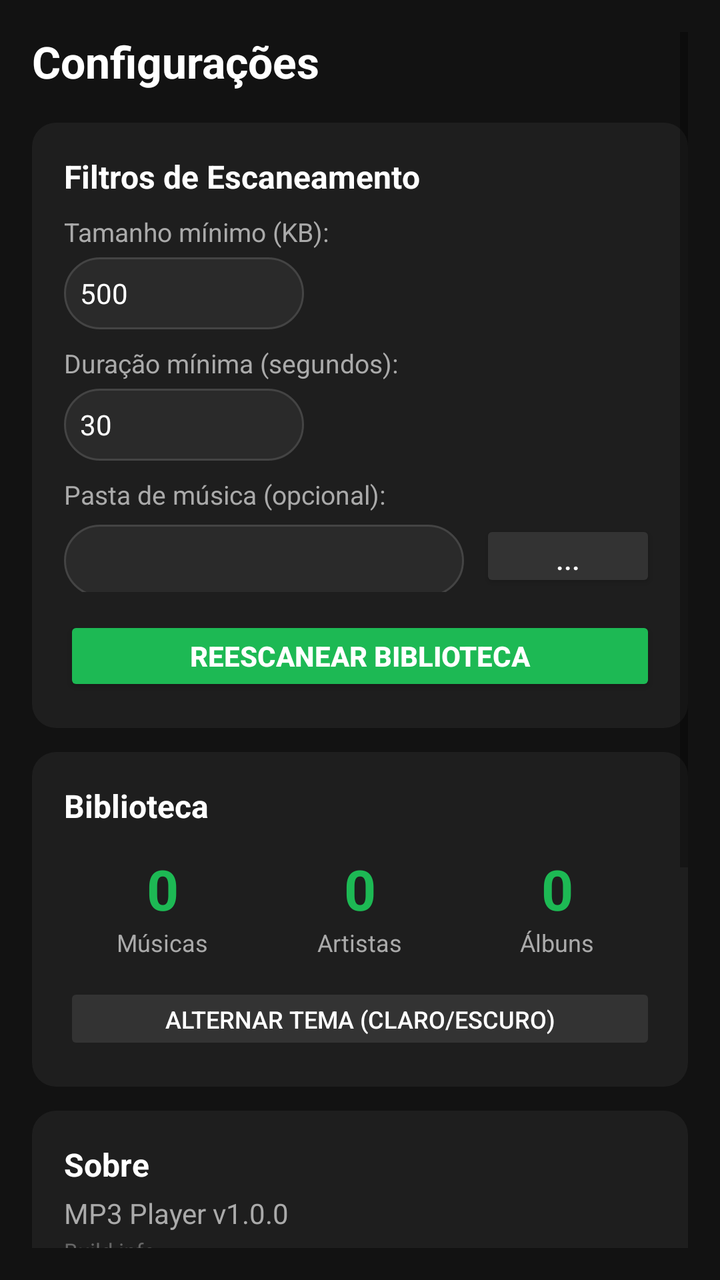
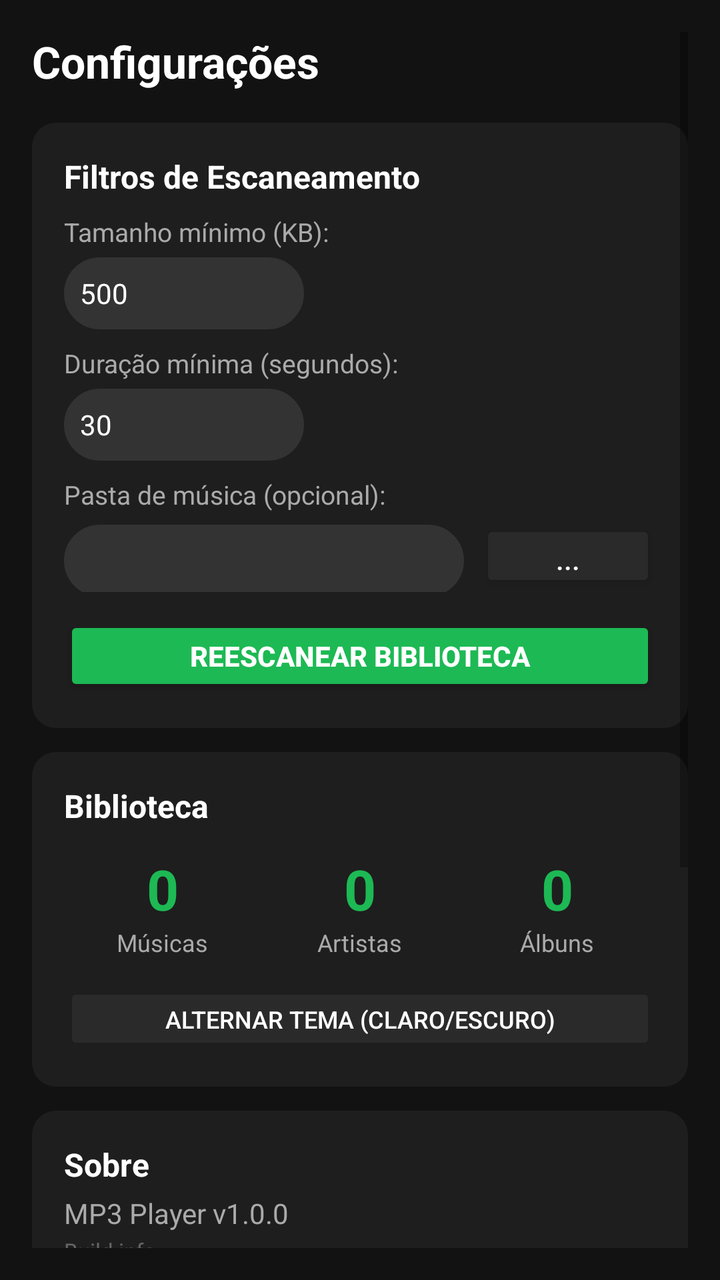

Two renders of the same Android screen: before a commit and after it. Below are the layout's source before the change and the commit's diff.
<!-- AndroidManifest.xml: application theme Theme.Mp3Player -->
<!-- res/layout/fragment_settings.xml -->
<?xml version="1.0" encoding="utf-8"?>
<ScrollView xmlns:android="http://schemas.android.com/apk/res/android"
    android:layout_width="match_parent"
    android:layout_height="match_parent"
    android:background="#121212"
    android:padding="16dp">

    <LinearLayout
        android:layout_width="match_parent"
        android:layout_height="wrap_content"
        android:orientation="vertical">

        <TextView
            android:layout_width="wrap_content"
            android:layout_height="wrap_content"
            android:text="Configurações"
            android:textColor="#FFFFFF"
            android:textSize="22sp"
            android:textStyle="bold"
            android:layout_marginBottom="16dp" />

        <LinearLayout
            android:id="@+id/card_filters"
            android:layout_width="match_parent"
            android:layout_height="wrap_content"
            android:background="@drawable/card_bg"
            android:padding="16dp"
            android:orientation="vertical">

                <TextView
                    android:layout_width="wrap_content"
                    android:layout_height="wrap_content"
                    android:text="Filtros de Escaneamento"
                    android:textColor="#FFFFFF"
                    android:textSize="16sp"
                    android:textStyle="bold" />

                <TextView
                    android:layout_width="wrap_content"
                    android:layout_height="wrap_content"
                    android:layout_marginTop="8dp"
                    android:text="Tamanho mínimo (KB):"
                    android:textColor="#AAAAAA"
                    android:textSize="13sp" />

                <EditText
                    android:id="@+id/et_min_size"
                    android:layout_width="120dp"
                    android:layout_height="36dp"
                    android:layout_marginTop="4dp"
                    android:background="@drawable/search_bg"
                    android:inputType="number"
                    android:paddingHorizontal="8dp"
                    android:text="500"
                    android:textColor="#FFFFFF"
                    android:textSize="14sp" />

                <TextView
                    android:layout_width="wrap_content"
                    android:layout_height="wrap_content"
                    android:layout_marginTop="8dp"
                    android:text="Duração mínima (segundos):"
                    android:textColor="#AAAAAA"
                    android:textSize="13sp" />

                <EditText
                    android:id="@+id/et_min_duration"
                    android:layout_width="120dp"
                    android:layout_height="36dp"
                    android:layout_marginTop="4dp"
                    android:background="@drawable/search_bg"
                    android:inputType="number"
                    android:paddingHorizontal="8dp"
                    android:text="30"
                    android:textColor="#FFFFFF"
                    android:textSize="14sp" />

                <TextView
                    android:layout_width="wrap_content"
                    android:layout_height="wrap_content"
                    android:layout_marginTop="8dp"
                    android:text="Pasta de música (opcional):"
                    android:textColor="#AAAAAA"
                    android:textSize="13sp" />

                <LinearLayout
                    android:layout_width="match_parent"
                    android:layout_height="wrap_content"
                    android:layout_marginTop="4dp"
                    android:orientation="horizontal">

                    <EditText
                        android:id="@+id/et_folder_path"
                        android:layout_width="0dp"
                        android:layout_height="36dp"
                        android:layout_weight="1"
                        android:background="@drawable/search_bg"
                        android:paddingHorizontal="8dp"
                        android:text=""
                        android:textColor="#FFFFFF"
                        android:textSize="12sp"
                        android:lines="1" />

                    <Button
                        android:id="@+id/btn_browse_folder"
                        android:layout_width="wrap_content"
                        android:layout_height="36dp"
                        android:layout_marginStart="8dp"
                        android:text="..."
                        android:backgroundTint="#333333"
                        android:textColor="#FFFFFF" />
                </LinearLayout>

                <Button
                    android:id="@+id/btn_rescan"
                    android:layout_width="match_parent"
                    android:layout_height="40dp"
                    android:layout_marginTop="12dp"
                    android:text="Reescanear Biblioteca"
                    android:backgroundTint="#1DB954"
                    android:textColor="#FFFFFF"
                    android:textStyle="bold" />

        </LinearLayout>

        <LinearLayout
            android:id="@+id/card_library"
            android:layout_width="match_parent"
            android:layout_height="wrap_content"
            android:layout_marginTop="12dp"
            android:background="@drawable/card_bg"
            android:padding="16dp"
            android:clickable="true"
            android:focusable="true"
            android:orientation="vertical">

                <TextView
                    android:layout_width="wrap_content"
                    android:layout_height="wrap_content"
                    android:text="Biblioteca"
                    android:textColor="#FFFFFF"
                    android:textSize="16sp"
                    android:textStyle="bold" />

                <LinearLayout
                    android:layout_width="match_parent"
                    android:layout_height="wrap_content"
                    android:layout_marginTop="12dp"
                    android:orientation="horizontal">

                    <LinearLayout
                        android:layout_width="0dp"
                        android:layout_height="wrap_content"
                        android:layout_weight="1"
                        android:orientation="vertical"
                        android:gravity="center">

                        <TextView
                            android:id="@+id/tv_stat_songs"
                            android:layout_width="wrap_content"
                            android:layout_height="wrap_content"
                            android:text="0"
                            android:textColor="#1DB954"
                            android:textSize="28sp"
                            android:textStyle="bold" />

                        <TextView
                            android:layout_width="wrap_content"
                            android:layout_height="wrap_content"
                            android:text="Músicas"
                            android:textColor="#AAAAAA"
                            android:textSize="12sp" />
                    </LinearLayout>

                    <LinearLayout
                        android:layout_width="0dp"
                        android:layout_height="wrap_content"
                        android:layout_weight="1"
                        android:orientation="vertical"
                        android:gravity="center">

                        <TextView
                            android:id="@+id/tv_stat_artists"
                            android:layout_width="wrap_content"
                            android:layout_height="wrap_content"
                            android:text="0"
                            android:textColor="#1DB954"
                            android:textSize="28sp"
                            android:textStyle="bold" />

                        <TextView
                            android:layout_width="wrap_content"
                            android:layout_height="wrap_content"
                            android:text="Artistas"
                            android:textColor="#AAAAAA"
                            android:textSize="12sp" />
                    </LinearLayout>

                    <LinearLayout
                        android:layout_width="0dp"
                        android:layout_height="wrap_content"
                        android:layout_weight="1"
                        android:orientation="vertical"
                        android:gravity="center">

                        <TextView
                            android:id="@+id/tv_stat_albums"
                            android:layout_width="wrap_content"
                            android:layout_height="wrap_content"
                            android:text="0"
                            android:textColor="#1DB954"
                            android:textSize="28sp"
                            android:textStyle="bold" />

                        <TextView
                            android:layout_width="wrap_content"
                            android:layout_height="wrap_content"
                            android:text="Álbuns"
                            android:textColor="#AAAAAA"
                            android:textSize="12sp" />
                    </LinearLayout>

                </LinearLayout>

                <Button
                    android:id="@+id/btn_toggle_theme"
                    android:layout_width="match_parent"
                    android:layout_height="36dp"
                    android:layout_marginTop="12dp"
                    android:text="Alternar Tema (Claro/Escuro)"
                    android:backgroundTint="#333333"
                    android:textColor="#FFFFFF"
                    android:textSize="12sp"
                    android:stateListAnimator="@null" />

        </LinearLayout>

        <LinearLayout
            android:id="@+id/card_about"
            android:layout_width="match_parent"
            android:layout_height="wrap_content"
            android:layout_marginTop="12dp"
            android:background="@drawable/card_bg"
            android:padding="16dp"
            android:clickable="true"
            android:focusable="true"
            android:orientation="vertical">

                <TextView
                    android:layout_width="wrap_content"
                    android:layout_height="wrap_content"
                    android:text="Sobre"
                    android:textColor="#FFFFFF"
                    android:textSize="16sp"
                    android:textStyle="bold" />

                <TextView
                    android:id="@+id/tv_version_name"
                    android:layout_width="wrap_content"
                    android:layout_height="wrap_content"
                    android:layout_marginTop="4dp"
                    android:text="MP3 Player v1.0.0"
                    android:textColor="#AAAAAA"
                    android:textSize="14sp" />

                <TextView
                    android:id="@+id/tv_build_info"
                    android:layout_width="wrap_content"
                    android:layout_height="wrap_content"
                    android:layout_marginTop="2dp"
                    android:text="Build info"
                    android:textColor="#666666"
                    android:textSize="11sp" />

                <TextView
                    android:layout_width="wrap_content"
                    android:layout_height="wrap_content"
                    android:layout_marginTop="8dp"
                    android:text="Toque para abrir configurações do app"
                    android:textColor="#555555"
                    android:textSize="12sp" />

        </LinearLayout>

        <LinearLayout
            android:layout_width="match_parent"
            android:layout_height="wrap_content"
            android:layout_marginTop="12dp"
            android:background="@drawable/card_bg"
            android:padding="16dp"
            android:orientation="vertical">

                <TextView
                    android:layout_width="wrap_content"
                    android:layout_height="wrap_content"
                    android:text="Permissões"
                    android:textColor="#FFFFFF"
                    android:textSize="16sp"
                    android:textStyle="bold" />

                <TextView
                    android:id="@+id/tv_permission_status"
                    android:layout_width="wrap_content"
                    android:layout_height="wrap_content"
                    android:layout_marginTop="8dp"
                    android:text="..."
                    android:textSize="14sp"
                    android:textStyle="bold" />

                <TextView
                    android:layout_width="wrap_content"
                    android:layout_height="wrap_content"
                    android:layout_marginTop="8dp"
                    android:text="• Acesso a arquivos de áudio (MediaStore)"
                    android:textColor="#AAAAAA"
                    android:textSize="13sp" />
                <TextView
                    android:layout_width="wrap_content"
                    android:layout_height="wrap_content"
                    android:text="• Gerenciar todos os arquivos (Android 11+)"
                    android:textColor="#AAAAAA"
                    android:textSize="13sp" />
                <TextView
                    android:layout_width="wrap_content"
                    android:layout_height="wrap_content"
                    android:text="• Notificações (controle de reprodução)"
                    android:textColor="#AAAAAA"
                    android:textSize="13sp" />
                <TextView
                    android:layout_width="wrap_content"
                    android:layout_height="wrap_content"
                    android:text="• Serviço em foreground"
                    android:textColor="#AAAAAA"
                    android:textSize="13sp" />

            </LinearLayout>

        <LinearLayout
            android:layout_width="match_parent"
            android:layout_height="wrap_content"
            android:layout_marginTop="12dp"
            android:background="@drawable/card_bg"
            android:padding="16dp"
            android:orientation="vertical">

                <TextView
                    android:layout_width="wrap_content"
                    android:layout_height="wrap_content"
                    android:text="Dispositivo"
                    android:textColor="#FFFFFF"
                    android:textSize="16sp"
                    android:textStyle="bold" />

                <TextView
                    android:id="@+id/tv_device_info"
                    android:layout_width="wrap_content"
                    android:layout_height="wrap_content"
                    android:layout_marginTop="4dp"
                    android:textColor="#AAAAAA"
                    android:textSize="13sp" />

        </LinearLayout>

    </LinearLayout>

</ScrollView>
<!-- resources referenced by this layout -->
<resources>
  <!-- drawable card_bg (drawable) -->
  <?xml version="1.0" encoding="utf-8"?>
  <shape xmlns:android="http://schemas.android.com/apk/res/android">
      <solid android:color="#1E1E1E" />
      <corners android:radius="12dp" />
  </shape>
  <!-- drawable search_bg (drawable) -->
  <?xml version="1.0" encoding="utf-8"?>
  <shape xmlns:android="http://schemas.android.com/apk/res/android">
      <solid android:color="#2A2A2A" />
      <corners android:radius="20dp" />
      <stroke
          android:width="1dp"
          android:color="#444444" />
  </shape>
  <style name="Theme.Mp3Player" parent="Theme.AppCompat.DayNight.NoActionBar">
          <item name="colorPrimary">@color/primary</item>
          <item name="colorPrimaryDark">@color/background</item>
          <item name="colorAccent">@color/primary</item>
          <item name="android:statusBarColor">@color/background</item>
          <item name="android:navigationBarColor">@color/background</item>
      </style>
  <color name="primary">#1DB954</color>
  <color name="background">#121212</color>
</resources>

<!-- the commit's change to res/layout/fragment_settings.xml (unified diff, before → after) -->
@@ -2,7 +2,7 @@
 <ScrollView xmlns:android="http://schemas.android.com/apk/res/android"
     android:layout_width="match_parent"
     android:layout_height="match_parent"
-    android:background="#121212"
+    android:background="?attr/themeBackground"
     android:padding="16dp">
 
     <LinearLayout
@@ -14,7 +14,7 @@
             android:layout_width="wrap_content"
             android:layout_height="wrap_content"
             android:text="Configurações"
-            android:textColor="#FFFFFF"
+            android:textColor="?attr/themeTextPrimary"
             android:textSize="22sp"
             android:textStyle="bold"
             android:layout_marginBottom="16dp" />
@@ -31,7 +31,7 @@
                     android:layout_width="wrap_content"
                     android:layout_height="wrap_content"
                     android:text="Filtros de Escaneamento"
-                    android:textColor="#FFFFFF"
+                    android:textColor="?attr/themeTextPrimary"
                     android:textSize="16sp"
                     android:textStyle="bold" />
 
@@ -40,7 +40,7 @@
                     android:layout_height="wrap_content"
                     android:layout_marginTop="8dp"
                     android:text="Tamanho mínimo (KB):"
-                    android:textColor="#AAAAAA"
+                    android:textColor="?attr/themeTextSecondary"
                     android:textSize="13sp" />
 
                 <EditText
@@ -52,7 +52,7 @@
                     android:inputType="number"
                     android:paddingHorizontal="8dp"
                     android:text="500"
-                    android:textColor="#FFFFFF"
+                    android:textColor="?attr/themeTextPrimary"
                     android:textSize="14sp" />
 
                 <TextView
@@ -60,7 +60,7 @@
                     android:layout_height="wrap_content"
                     android:layout_marginTop="8dp"
                     android:text="Duração mínima (segundos):"
-                    android:textColor="#AAAAAA"
+                    android:textColor="?attr/themeTextSecondary"
                     android:textSize="13sp" />
 
                 <EditText
@@ -72,7 +72,7 @@
                     android:inputType="number"
                     android:paddingHorizontal="8dp"
                     android:text="30"
-                    android:textColor="#FFFFFF"
+                    android:textColor="?attr/themeTextPrimary"
                     android:textSize="14sp" />
 
                 <TextView
@@ -80,7 +80,7 @@
                     android:layout_height="wrap_content"
                     android:layout_marginTop="8dp"
                     android:text="Pasta de música (opcional):"
-                    android:textColor="#AAAAAA"
+                    android:textColor="?attr/themeTextSecondary"
                     android:textSize="13sp" />
 
                 <LinearLayout
@@ -97,7 +97,7 @@
                         android:background="@drawable/search_bg"
                         android:paddingHorizontal="8dp"
                         android:text=""
-                        android:textColor="#FFFFFF"
+                        android:textColor="?attr/themeTextPrimary"
                         android:textSize="12sp"
                         android:lines="1" />
 
@@ -107,8 +107,8 @@
                         android:layout_height="36dp"
                         android:layout_marginStart="8dp"
                         android:text="..."
-                        android:backgroundTint="#333333"
-                        android:textColor="#FFFFFF" />
+                        android:backgroundTint="?attr/themeSurface2"
+                        android:textColor="?attr/themeTextPrimary" />
                 </LinearLayout>
 
                 <Button
@@ -117,8 +117,8 @@
                     android:layout_height="40dp"
                     android:layout_marginTop="12dp"
                     android:text="Reescanear Biblioteca"
-                    android:backgroundTint="#1DB954"
-                    android:textColor="#FFFFFF"
+                    android:backgroundTint="@color/primary"
+                    android:textColor="@color/onPrimary"
                     android:textStyle="bold" />
 
         </LinearLayout>
@@ -138,7 +138,7 @@
                     android:layout_width="wrap_content"
                     android:layout_height="wrap_content"
                     android:text="Biblioteca"
-                    android:textColor="#FFFFFF"
+                    android:textColor="?attr/themeTextPrimary"
                     android:textSize="16sp"
                     android:textStyle="bold" />
 
@@ -168,7 +168,7 @@
                             android:layout_width="wrap_content"
                             android:layout_height="wrap_content"
                             android:text="Músicas"
-                            android:textColor="#AAAAAA"
+                            android:textColor="?attr/themeTextSecondary"
                             android:textSize="12sp" />
                     </LinearLayout>
 
@@ -192,7 +192,7 @@
                             android:layout_width="wrap_content"
                             android:layout_height="wrap_content"
                             android:text="Artistas"
-                            android:textColor="#AAAAAA"
+                            android:textColor="?attr/themeTextSecondary"
                             android:textSize="12sp" />
                     </LinearLayout>
 
@@ -216,7 +216,7 @@
                             android:layout_width="wrap_content"
                             android:layout_height="wrap_content"
                             android:text="Álbuns"
-                            android:textColor="#AAAAAA"
+                            android:textColor="?attr/themeTextSecondary"
                             android:textSize="12sp" />
                     </LinearLayout>
 
@@ -228,8 +228,8 @@
                     android:layout_height="36dp"
                     android:layout_marginTop="12dp"
                     android:text="Alternar Tema (Claro/Escuro)"
-                    android:backgroundTint="#333333"
-                    android:textColor="#FFFFFF"
+                    android:backgroundTint="?attr/themeSurface2"
+                    android:textColor="?attr/themeTextPrimary"
                     android:textSize="12sp"
                     android:stateListAnimator="@null" />
 
@@ -250,7 +250,7 @@
                     android:layout_width="wrap_content"
                     android:layout_height="wrap_content"
                     android:text="Sobre"
-                    android:textColor="#FFFFFF"
+                    android:textColor="?attr/themeTextPrimary"
                     android:textSize="16sp"
                     android:textStyle="bold" />
 
@@ -260,7 +260,7 @@
                     android:layout_height="wrap_content"
                     android:layout_marginTop="4dp"
                     android:text="MP3 Player v1.0.0"
-                    android:textColor="#AAAAAA"
+                    android:textColor="?attr/themeTextSecondary"
                     android:textSize="14sp" />
 
                 <TextView
@@ -269,7 +269,7 @@
                     android:layout_height="wrap_content"
                     android:layout_marginTop="2dp"
                     android:text="Build info"
-                    android:textColor="#666666"
+                        android:textColor="?attr/themeTextTertiary"
                     android:textSize="11sp" />
 
                 <TextView
@@ -277,7 +277,7 @@
                     android:layout_height="wrap_content"
                     android:layout_marginTop="8dp"
                     android:text="Toque para abrir configurações do app"
-                    android:textColor="#555555"
+                        android:textColor="?attr/themeHint"
                     android:textSize="12sp" />
 
         </LinearLayout>
@@ -294,7 +294,7 @@
                     android:layout_width="wrap_content"
                     android:layout_height="wrap_content"
                     android:text="Permissões"
-                    android:textColor="#FFFFFF"
+                    android:textColor="?attr/themeTextPrimary"
                     android:textSize="16sp"
                     android:textStyle="bold" />
 
@@ -312,25 +312,25 @@
                     android:layout_height="wrap_content"
                     android:layout_marginTop="8dp"
                     android:text="• Acesso a arquivos de áudio (MediaStore)"
-                    android:textColor="#AAAAAA"
+                    android:textColor="?attr/themeTextSecondary"
                     android:textSize="13sp" />
                 <TextView
                     android:layout_width="wrap_content"
                     android:layout_height="wrap_content"
                     android:text="• Gerenciar todos os arquivos (Android 11+)"
-                    android:textColor="#AAAAAA"
+                    android:textColor="?attr/themeTextSecondary"
                     android:textSize="13sp" />
                 <TextView
                     android:layout_width="wrap_content"
                     android:layout_height="wrap_content"
                     android:text="• Notificações (controle de reprodução)"
-                    android:textColor="#AAAAAA"
+                    android:textColor="?attr/themeTextSecondary"
                     android:textSize="13sp" />
                 <TextView
                     android:layout_width="wrap_content"
                     android:layout_height="wrap_content"
                     android:text="• Serviço em foreground"
-                    android:textColor="#AAAAAA"
+                    android:textColor="?attr/themeTextSecondary"
                     android:textSize="13sp" />
 
             </LinearLayout>
@@ -347,7 +347,7 @@
                     android:layout_width="wrap_content"
                     android:layout_height="wrap_content"
                     android:text="Dispositivo"
-                    android:textColor="#FFFFFF"
+                    android:textColor="?attr/themeTextPrimary"
                     android:textSize="16sp"
                     android:textStyle="bold" />
 
@@ -356,7 +356,7 @@
                     android:layout_width="wrap_content"
                     android:layout_height="wrap_content"
                     android:layout_marginTop="4dp"
-                    android:textColor="#AAAAAA"
+                    android:textColor="?attr/themeTextSecondary"
                     android:textSize="13sp" />
 
         </LinearLayout>
<!-- resource entries referenced after the edit -->
@@ -1,28 +1,51 @@
 <!-- resources referenced by this layout -->
 <resources>
+  <color name="onPrimary">#FFFFFF</color>
   <!-- drawable card_bg (drawable) -->
   <?xml version="1.0" encoding="utf-8"?>
   <shape xmlns:android="http://schemas.android.com/apk/res/android">
-      <solid android:color="#1E1E1E" />
+      <solid android:color="?attr/themeSurface" />
       <corners android:radius="12dp" />
   </shape>
   <!-- drawable search_bg (drawable) -->
   <?xml version="1.0" encoding="utf-8"?>
   <shape xmlns:android="http://schemas.android.com/apk/res/android">
-      <solid android:color="#2A2A2A" />
+      <solid android:color="?attr/themeSearchBg" />
       <corners android:radius="20dp" />
       <stroke
           android:width="1dp"
-          android:color="#444444" />
+          android:color="?attr/themeDivider" />
   </shape>
   <style name="Theme.Mp3Player" parent="Theme.AppCompat.DayNight.NoActionBar">
           <item name="colorPrimary">@color/primary</item>
-          <item name="colorPrimaryDark">@color/background</item>
+          <item name="colorPrimaryDark">@color/dark_background</item>
           <item name="colorAccent">@color/primary</item>
-          <item name="android:statusBarColor">@color/background</item>
-          <item name="android:navigationBarColor">@color/background</item>
+          <item name="android:statusBarColor">@color/dark_background</item>
+          <item name="android:navigationBarColor">@color/dark_background</item>
+          <item name="themeBackground">@color/dark_background</item>
+          <item name="themeSurface">@color/dark_surface</item>
+          <item name="themeSurface2">@color/dark_surface2</item>
+          <item name="themeCard">@color/dark_card</item>
+          <item name="themeTextPrimary">@color/dark_textPrimary</item>
+          <item name="themeTextSecondary">@color/dark_textSecondary</item>
+          <item name="themeTextTertiary">@color/dark_textTertiary</item>
+          <item name="themeHint">@color/dark_hint</item>
+          <item name="themeDivider">@color/dark_divider</item>
+          <item name="themeNavBg">@color/dark_navBackground</item>
+          <item name="themeSearchBg">@color/searchBg</item>
+          <item name="themePlayerBg">@color/dark_surface2</item>
       </style>
+  <color name="dark_background">#121212</color>
+  <color name="dark_surface">#1E1E1E</color>
+  <color name="dark_surface2">#2A2A2A</color>
+  <color name="dark_card">#1A1A1A</color>
+  <color name="dark_textPrimary">#FFFFFF</color>
+  <color name="dark_textSecondary">#AAAAAA</color>
+  <color name="dark_textTertiary">#666666</color>
+  <color name="dark_hint">#888888</color>
+  <color name="dark_divider">#333333</color>
+  <color name="dark_navBackground">#1E1E1E</color>
+  <color name="searchBg">#333333</color>
   <color name="primary">#1DB954</color>
-  <color name="background">#121212</color>
 </resources>
 
